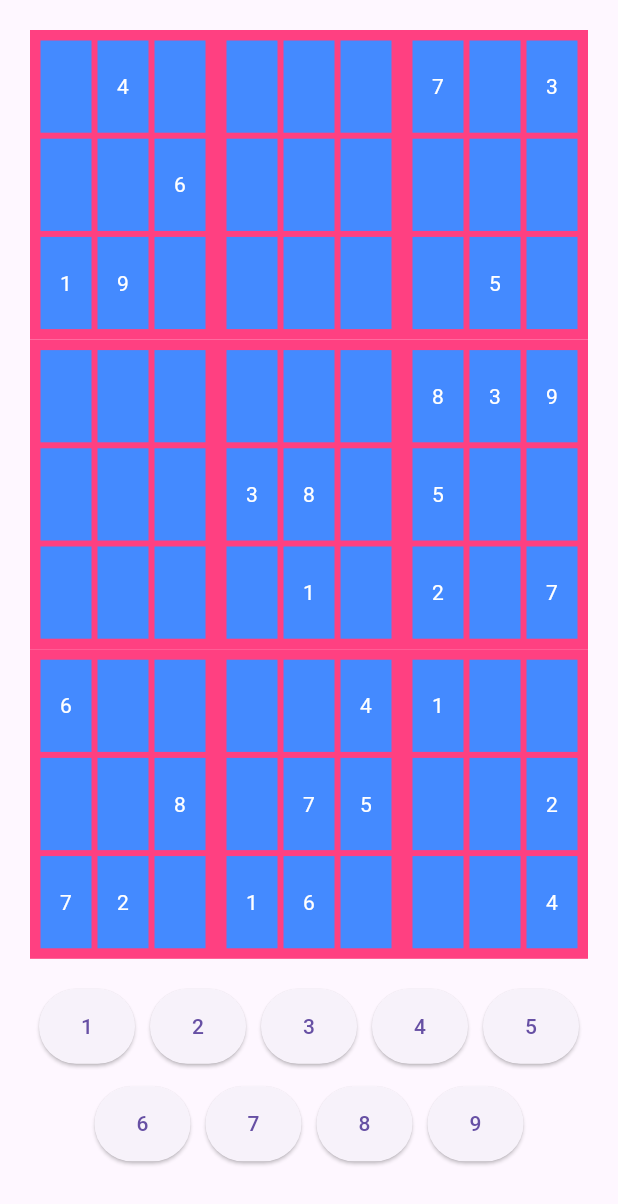
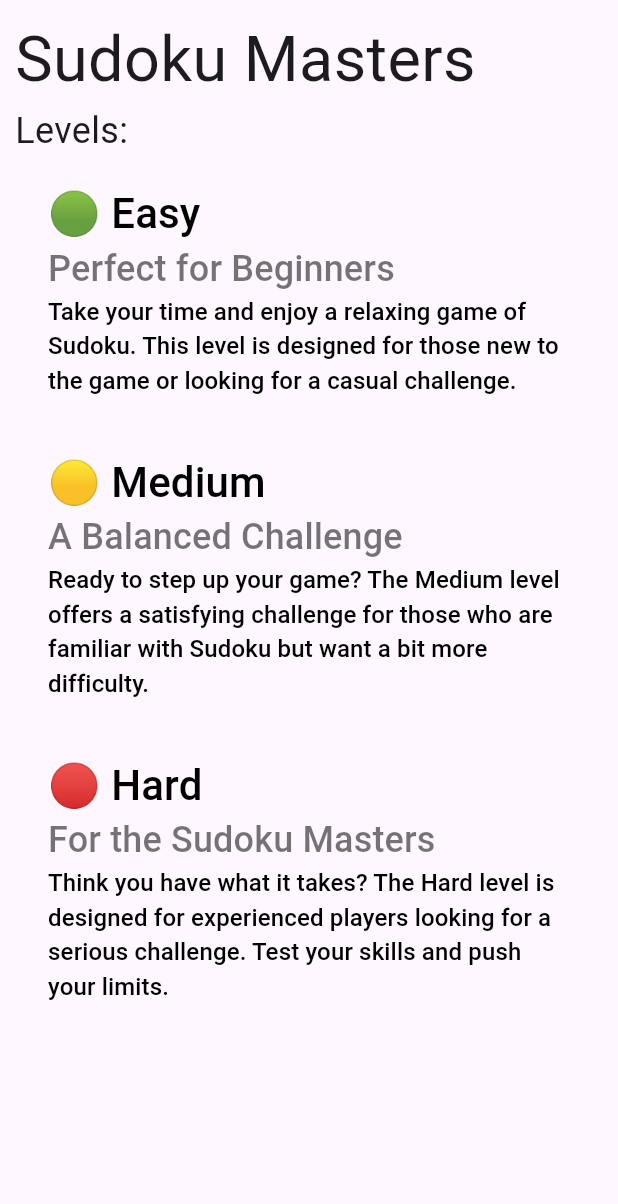
Before and after one commit to FrozenAssassine/SudokuMasters, a Flutter app: the screen it shows after launch, on a phone screen of 412 x 824 dp. Shown: the top 1204 px of the screen. Run offline on Flutter 3.47's test engine with Material 3 defaults, Android fonts, the phone set to English and light mode, and no system bars; our stand-ins replace auto_size_text; missing offline and left inert: flutter_fullscreen.

Commit message:
feat: home page; easy, medium, hard mode

```diff
--- a/lib/features/backend/generator.dart
+++ b/lib/features/backend/generator.dart
@@ -14,7 +14,9 @@ enum ExamineResult {
 class SudokuGenerator {
   Difficulty difficulty = Difficulty.Easy;
 
-  Sudoku generate() {
+  Sudoku generate(Difficulty difficulty) {
+    this.difficulty = difficulty;
+
     Sudoku s = generateWithSeed(DateTime.now().millisecondsSinceEpoch);
     s.original = s.clone();
     return s;
--- /dev/null
+++ b/lib/features/home_page/difficutly_item/difficulty_item.dart
@@ -0,0 +1,52 @@
+import 'package:flutter/material.dart';
+
+class DifficultyItem extends StatelessWidget {
+  final String headline;
+  final String description;
+  final String subheadline;
+  final VoidCallback onPressed;
+
+  const DifficultyItem({
+    Key? key,
+    required this.headline,
+    required this.subheadline,
+    required this.description,
+    required this.onPressed,
+  }) : super(key: key);
+
+  @override
+  Widget build(BuildContext context) {
+    return Padding(
+      padding: EdgeInsets.all(10),
+      child: TextButton(
+        onPressed: onPressed,
+        style: ButtonStyle(
+          foregroundColor: MaterialStateProperty.all<Color>(Colors.white),
+          shape: MaterialStateProperty.all<RoundedRectangleBorder>(
+            RoundedRectangleBorder(
+              borderRadius: BorderRadius.circular(
+                  8.0), // Change this value to set the border radius
+            ),
+          ),
+        ),
+        child: Column(
+          crossAxisAlignment: CrossAxisAlignment.start,
+          children: [
+            Text(
+              headline,
+              style: const TextStyle(fontSize: 28, color: Colors.black),
+            ),
+            Text(
+              subheadline,
+              style: const TextStyle(fontSize: 24, color: Colors.black54),
+            ),
+            Text(
+              description,
+              style: const TextStyle(fontSize: 16, color: Colors.black),
+            ),
+          ],
+        ),
+      ),
+    );
+  }
+}
--- /dev/null
+++ b/lib/features/home_page/home_page.dart
@@ -0,0 +1,74 @@
+import 'package:flutter/material.dart';
+import 'package:provider/provider.dart';
+import 'package:sudoku_masters/features/backend/generator.dart';
+import 'package:sudoku_masters/features/home_page/difficutly_item/difficulty_item.dart';
+import 'package:sudoku_masters/features/play_page/play_page.dart';
+
+class HomePage extends StatelessWidget {
+  const HomePage({super.key});
+
+  void _navigateToPlayPage(BuildContext context, Difficulty difficulty) {
+    print("Button Pressed");
+    Navigator.of(context).push(
+      MaterialPageRoute(
+        builder: (context) => ChangeNotifierProvider(
+          create: (context) => SudokuGenerator().generate(difficulty),
+          child: PlayPage(difficulty: difficulty),
+        ),
+      ),
+    );
+  }
+
+  @override
+  Widget build(BuildContext context) {
+    return Scaffold(
+      body: Padding(
+        padding: EdgeInsets.all(10.0),
+        child: Column(
+          crossAxisAlignment: CrossAxisAlignment.start,
+          children: [
+            const Text(
+              "Sudoku Masters",
+              style: TextStyle(fontSize: 42),
+            ),
+            const Text(
+              "Levels:",
+              style: TextStyle(fontSize: 24),
+            ),
+            Wrap(
+              children: [
+                DifficultyItem(
+                  onPressed: () {
+                    _navigateToPlayPage(context, Difficulty.Easy);
+                  },
+                  headline: "🟢 Easy",
+                  subheadline: "Perfect for Beginners",
+                  description:
+                      "Take your time and enjoy a relaxing game of Sudoku. This level is designed for those new to the game or looking for a casual challenge.",
+                ),
+                DifficultyItem(
+                  onPressed: () {
+                    _navigateToPlayPage(context, Difficulty.Easy);
+                  },
+                  headline: "🟡 Medium",
+                  subheadline: "A Balanced Challenge",
+                  description:
+                      "Ready to step up your game? The Medium level offers a satisfying challenge for those who are familiar with Sudoku but want a bit more difficulty.",
+                ),
+                DifficultyItem(
+                  onPressed: () {
+                    _navigateToPlayPage(context, Difficulty.Hard);
+                  },
+                  headline: "🔴 Hard",
+                  subheadline: "For the Sudoku Masters",
+                  description:
+                      "Think you have what it takes? The Hard level is designed for experienced players looking for a serious challenge. Test your skills and push your limits.",
+                ),
+              ],
+            ),
+          ],
+        ),
+      ),
+    );
+  }
+}
--- a/lib/features/sudoku_grid/sudoku_grid.dart
+++ b/lib/features/sudoku_grid/sudoku_grid.dart
@@ -17,7 +17,7 @@ class _SudokuGridState extends State<SudokuGrid> {
 
   Widget build(BuildContext context) {
     return Padding(
-      padding: const EdgeInsets.all(20.0),
+      padding: const EdgeInsets.all(5.0),
       child: Column(
         mainAxisAlignment: MainAxisAlignment.center,
         children: List.generate(3, (row) {
@@ -28,7 +28,7 @@ class _SudokuGridState extends State<SudokuGrid> {
                 return Expanded(
                   child: Container(
                     margin: EdgeInsets.all(0),
-                    color: Colors.pinkAccent,
+                    color: Colors.black,
                     child: Center(child: SudokuGridItem(widget.sudoku, index)),
                   ),
                 );
--- a/lib/features/sudoku_grid_item/sudoku_grid_item.dart
+++ b/lib/features/sudoku_grid_item/sudoku_grid_item.dart
@@ -1,3 +1,4 @@
+import 'package:auto_size_text/auto_size_text.dart';
 import 'package:flutter/material.dart';
 import 'package:sudoku_masters/features/backend/point.dart';
 import 'package:sudoku_masters/features/backend/sudoku.dart';
@@ -25,7 +26,7 @@ class _SudokuGridItemState extends State<SudokuGridItem> {
   @override
   Widget build(BuildContext context) {
     return Padding(
-      padding: const EdgeInsets.all(5.0),
+      padding: const EdgeInsets.all(2),
       child: Column(
         mainAxisAlignment: MainAxisAlignment.center,
         children: List.generate(3, (row) {
@@ -36,23 +37,20 @@ class _SudokuGridItemState extends State<SudokuGridItem> {
                 return Expanded(
                   child: GestureDetector(
                     onTap: () {
-                      print('Cell ${widget.gridCellIndex}, ${index} tapped');
-                      print(
-                          'X: ${(widget.gridCellIndex % 3) * 3 + (index % 3)}, Y: ${(widget.gridCellIndex - (widget.gridCellIndex % 3) + ((index - (index % 3)) / 3)).round()}');
                       Point p = _getCoords(index);
                       widget.sudoku?.currentP = p;
                       if (widget.sudoku?.original?.isFree(p.x, p.y) ?? false) {
                         widget.sudoku?.setActive(true);
-                        print("isActive ${widget.sudoku?.isActive}");
                       }
                     },
                     child: Container(
-                      margin: EdgeInsets.all(2),
+                      margin: const EdgeInsets.all(.5),
                       color: Colors.blueAccent,
                       child: Center(
-                        child: Text(
+                        child: AutoSizeText(
                           '${widget.sudoku?.getP(_getCoords(index)).toString().replaceAll("-1", "")}',
-                          style: TextStyle(color: Colors.white),
+                          style: const TextStyle(
+                              color: Colors.white, fontSize: 60),
                         ),
                       ),
                     ),
--- a/lib/main.dart
+++ b/lib/main.dart
@@ -1,15 +1,13 @@
 import 'package:flutter/material.dart';
-import 'package:provider/provider.dart';
-import 'package:sudoku_masters/features/backend/generator.dart';
-import 'package:sudoku_masters/features/play_page/play_page.dart';
+import 'package:flutter_fullscreen/flutter_fullscreen.dart';
+import 'package:sudoku_masters/features/home_page/home_page.dart';
 
-void main() {
-  runApp(
-    ChangeNotifierProvider(
-      create: (context) => SudokuGenerator().generate(),
-      child: const MainApp(),
-    ),
-  );
+void main() async {
+  WidgetsFlutterBinding.ensureInitialized();
+  await FullScreen.ensureInitialized();
+  FullScreen.setFullScreen(true);
+
+  runApp(MainApp());
 }
 
 class MainApp extends StatelessWidget {
@@ -17,9 +15,9 @@ class MainApp extends StatelessWidget {
 
   @override
   Widget build(BuildContext context) {
-    return MaterialApp(
+    return const MaterialApp(
       home: SafeArea(
-        child: PlayPage(),
+        child: HomePage(),
       ),
     );
   }
--- a/pubspec.yaml
+++ b/pubspec.yaml
@@ -10,6 +10,8 @@ dependencies:
     flutter:
         sdk: flutter
     provider: ^6.0.0
+    auto_size_text: ^3.0.0
+    flutter_fullscreen: ^1.0.1
 
 dev_dependencies:
     flutter_test:
```
Also changed, not shown: lib/dialogs/sudoku_solved_dialog/sudoku_solved_dialog.dart (added, +33 -0 lines), lib/features/play_page/play_page.dart (+49 -13 lines), lib/features/sudoku_keyboard/sudoku_keyboard.dart (+23 -3 lines), pubspec.lock.
